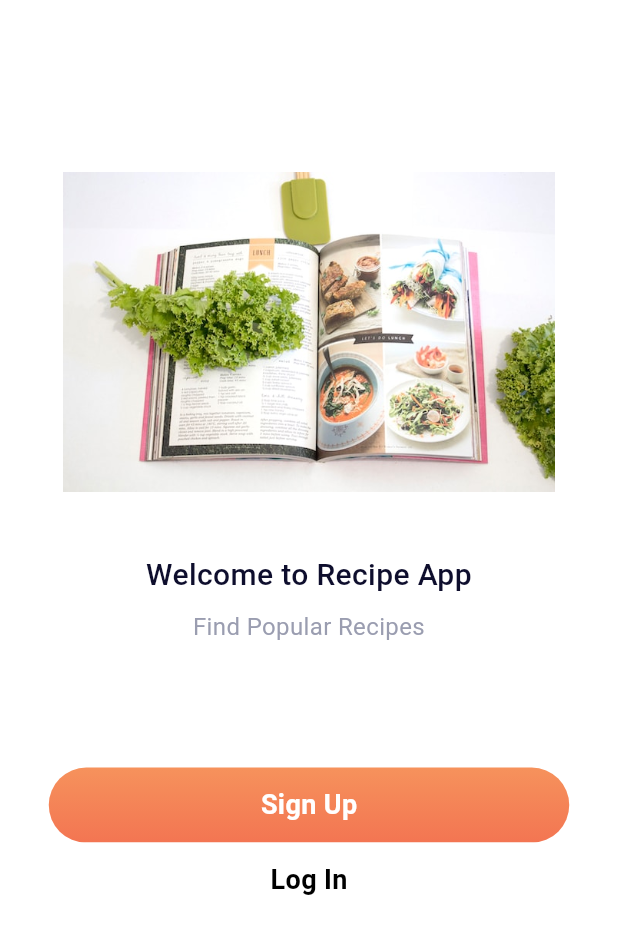
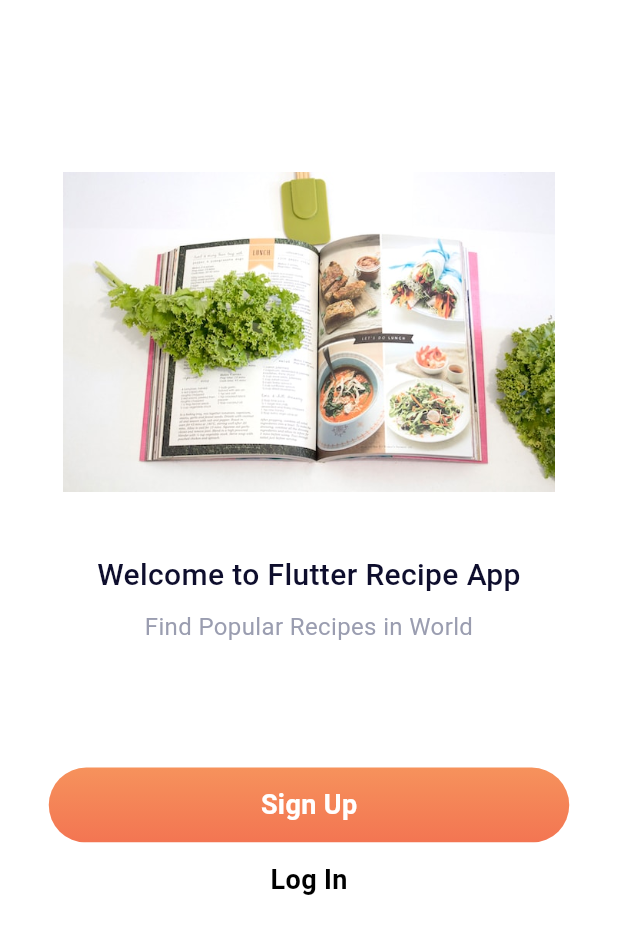
Before and after one commit to yusufgokhankuyu/Recipe_App_With_Flutter_YGK, a Flutter app: the screen it shows after launch, on a phone screen of 412 x 824 dp. Shown: the top 934 px of the screen. Run offline on Flutter 3.47's test engine with Material 3 defaults, Android fonts, the phone set to English and light mode, and no system bars; our stand-ins replace cloud_firestore, firebase_auth, firebase_core, flutter_svg, fluttertoast, google_sign_in; accounts and stored records are empty; generated files the repository leaves out were written again; Roboto replaces fonts that are missing (SFProText).

Commit message:
Onboarding page bugfix

```diff
--- a/lib/screens/onboarding_screen.dart
+++ b/lib/screens/onboarding_screen.dart
@@ -52,7 +52,7 @@ class _OnboardingScreenState extends State<OnboardingScreen> {
               height: MediaQuery.of(context).size.height * 0.05,
             ),
             const Text(
-              'Welcome to Recipe App',
+              'Welcome to Flutter Recipe App',
               textAlign: TextAlign.center,
               style: TextStyle(
                 fontSize: 20,
@@ -64,7 +64,7 @@ class _OnboardingScreenState extends State<OnboardingScreen> {
               height: MediaQuery.of(context).size.height * 0.01,
             ),
             const Text(
-              'Find Popular Recipes',
+              'Find Popular Recipes in World',
               textAlign: TextAlign.center,
               style: TextStyle(
                 fontSize: 16,
```
